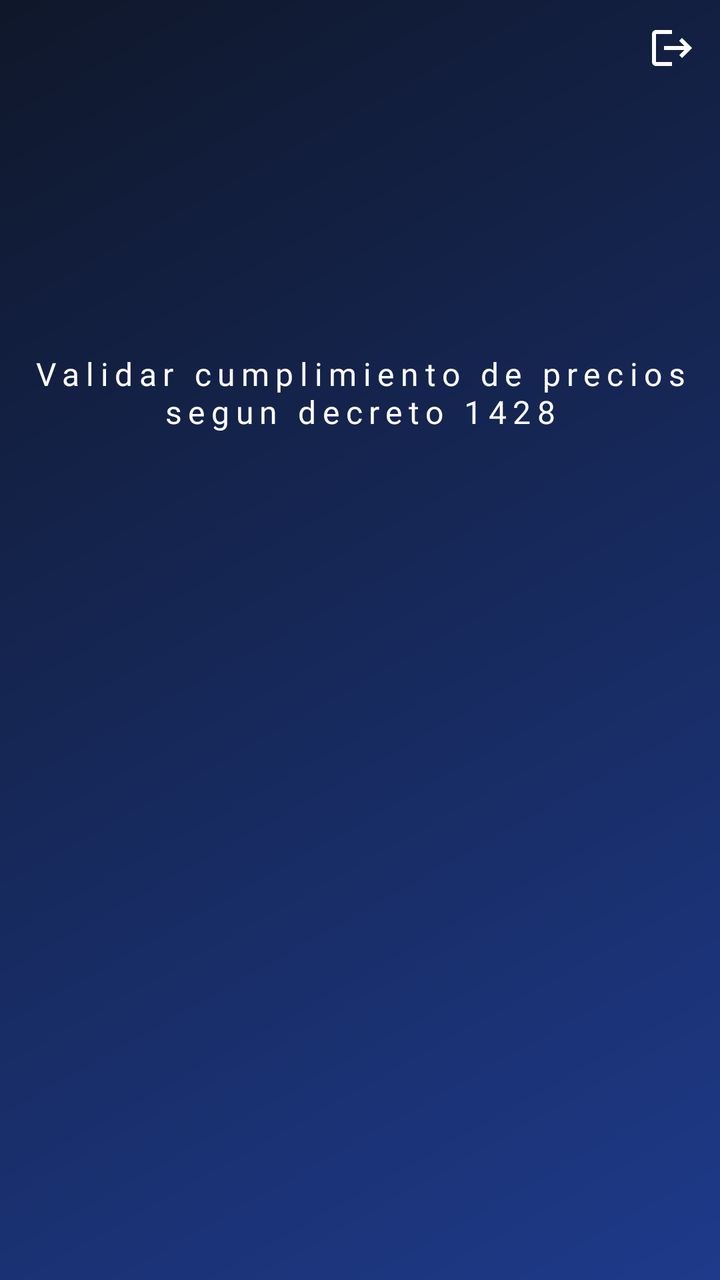
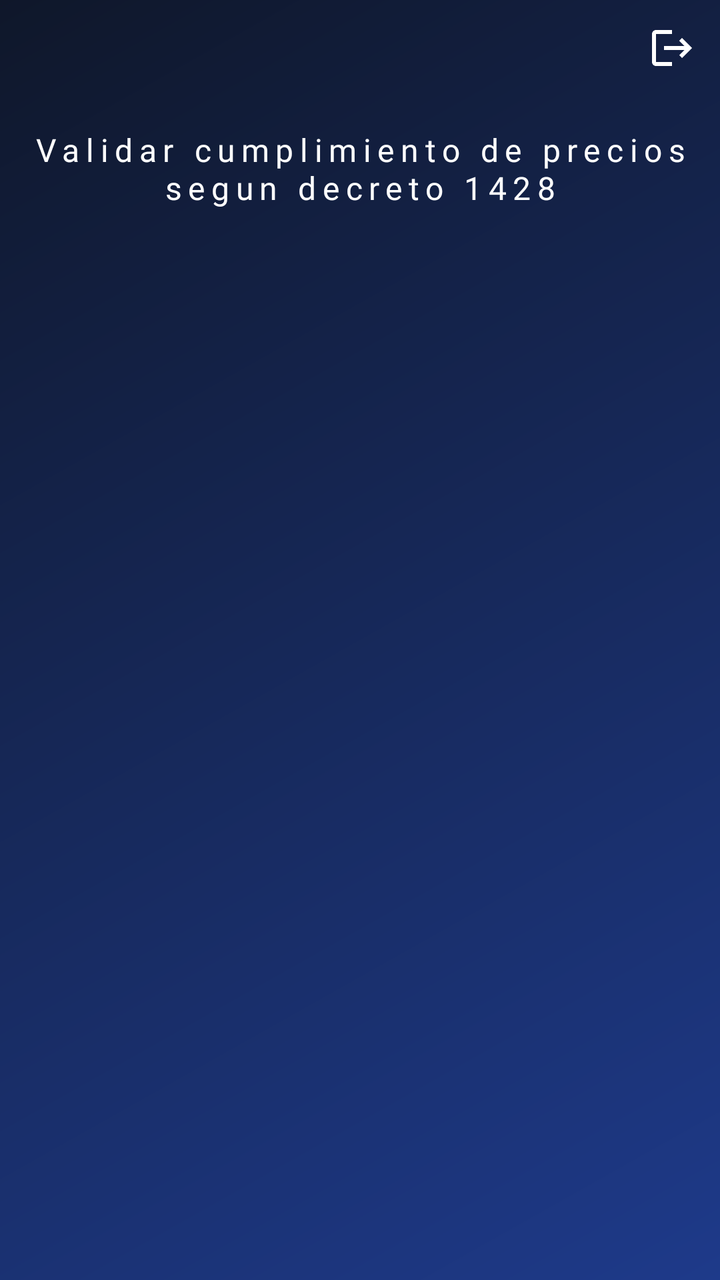

Two renders of the same Android screen: before a commit and after it. Below are the layout's source before the change and the commit's diff.
<!-- AndroidManifest.xml: application theme Theme.PlataformaDeGestionDeCombustibles -->
<!-- res/layout/activity_price_validation.xml -->
<?xml version="1.0" encoding="utf-8"?>
<androidx.constraintlayout.widget.ConstraintLayout xmlns:android="http://schemas.android.com/apk/res/android"
    xmlns:app="http://schemas.android.com/apk/res-auto"
    xmlns:tools="http://schemas.android.com/tools"
    android:id="@+id/main"
    android:layout_width="match_parent"
    android:layout_height="match_parent"
    android:background="@drawable/bg_gradient"
    tools:context=".ui.PriceValidationActivity">

    <ImageButton
        android:id="@+id/btnCerrarSesion"
        android:layout_width="48dp"
        android:layout_height="48dp"
        android:background="?attr/selectableItemBackgroundBorderless"
        android:contentDescription="@string/btnCerrarSesion"
        android:src="@drawable/baseline_logout_24"
        app:layout_constraintEnd_toEndOf="parent"
        app:layout_constraintTop_toTopOf="parent" />

    <TextView
        android:id="@+id/tituloPriceValidation"
        android:layout_width="wrap_content"
        android:layout_height="wrap_content"
        android:layout_marginTop="128dp"
        android:fontFamily="@font/montserrat_bold"
        android:letterSpacing="0.2"
        android:text="@string/tituloPriceValidation"
        android:textAlignment="center"
        android:textColor="@android:color/white"
        android:textSize="16sp"
        app:layout_constraintEnd_toEndOf="parent"
        app:layout_constraintStart_toStartOf="parent"
        app:layout_constraintTop_toBottomOf="@+id/btnCerrarSesion" />

    <androidx.recyclerview.widget.RecyclerView
        android:id="@+id/listaHistorial"
        android:layout_width="0dp"
        android:layout_height="wrap_content"
        android:layout_marginStart="16dp"
        android:layout_marginTop="32dp"
        android:layout_marginEnd="16dp"
        android:text=""
        app:layout_constraintEnd_toEndOf="parent"
        app:layout_constraintStart_toStartOf="parent"
        app:layout_constraintTop_toBottomOf="@+id/tituloPriceValidation" />

</androidx.constraintlayout.widget.ConstraintLayout>
<!-- resources referenced by this layout -->
<resources>
  <!-- drawable baseline_logout_24 (drawable) -->
  <vector xmlns:android="http://schemas.android.com/apk/res/android" android:autoMirrored="true" android:height="24dp" android:tint="#FFFFFF" android:viewportHeight="24" android:viewportWidth="24" android:width="24dp">
        
      <path android:fillColor="@color/pink" android:pathData="M17,7l-1.41,1.41L18.17,11H8v2h10.17l-2.58,2.58L17,17l5,-5zM4,5h8V3H4c-1.1,0 -2,0.9 -2,2v14c0,1.1 0.9,2 2,2h8v-2H4V5z"/>
      
  </vector>
  <!-- drawable bg_gradient (drawable) -->
  <?xml version="1.0" encoding="utf-8"?>
  <shape xmlns:android="http://schemas.android.com/apk/res/android">
      <gradient xmlns:android="http://schemas.android.com/apk/res/android"
          android:startColor="@color/blue_gradient_start"
          android:endColor="@color/blue_gradient_end"
          android:angle="135"/>
  </shape>
  <string name="btnCerrarSesion">Cerrar Sesión</string>
  <string name="tituloPriceValidation">Validar cumplimiento de precios segun decreto 1428</string>
  <style name="Theme.PlataformaDeGestionDeCombustibles" parent="Theme.MaterialComponents.DayNight.NoActionBar">
          
          <item name="colorPrimary">@color/purple_500</item>
          <item name="colorPrimaryVariant">@color/purple_700</item>
          <item name="colorOnPrimary">@color/white</item>
          
          <item name="colorSecondary">@color/teal_200</item>
          <item name="colorSecondaryVariant">@color/teal_700</item>
          <item name="colorOnSecondary">@color/black</item>
          
          <item name="android:statusBarColor">?attr/colorPrimaryVariant</item>
          
      </style>
  <color name="pink">#FFD500F9</color>
  <color name="blue_gradient_start">#1E3A8A</color>
  <color name="blue_gradient_end">#0F172A</color>
  <color name="purple_500">#FF6200EE</color>
  <color name="purple_700">#FF3700B3</color>
  <color name="white">#FFFFFFFF</color>
  <color name="teal_200">#FF03DAC5</color>
  <color name="teal_700">#FF018786</color>
  <color name="black">#FF000000</color>
</resources>

<!-- the commit's change to res/layout/activity_price_validation.xml (unified diff, before → after) -->
@@ -22,7 +22,7 @@
         android:id="@+id/tituloPriceValidation"
         android:layout_width="wrap_content"
         android:layout_height="wrap_content"
-        android:layout_marginTop="128dp"
+        android:layout_marginTop="16dp"
         android:fontFamily="@font/montserrat_bold"
         android:letterSpacing="0.2"
         android:text="@string/tituloPriceValidation"
@@ -36,11 +36,13 @@
     <androidx.recyclerview.widget.RecyclerView
         android:id="@+id/listaHistorial"
         android:layout_width="0dp"
-        android:layout_height="wrap_content"
+        android:layout_height="0dp"
         android:layout_marginStart="16dp"
-        android:layout_marginTop="32dp"
+        android:layout_marginTop="24dp"
         android:layout_marginEnd="16dp"
+        android:layout_marginBottom="24dp"
         android:text=""
+        app:layout_constraintBottom_toBottomOf="parent"
         app:layout_constraintEnd_toEndOf="parent"
         app:layout_constraintStart_toStartOf="parent"
         app:layout_constraintTop_toBottomOf="@+id/tituloPriceValidation" />
